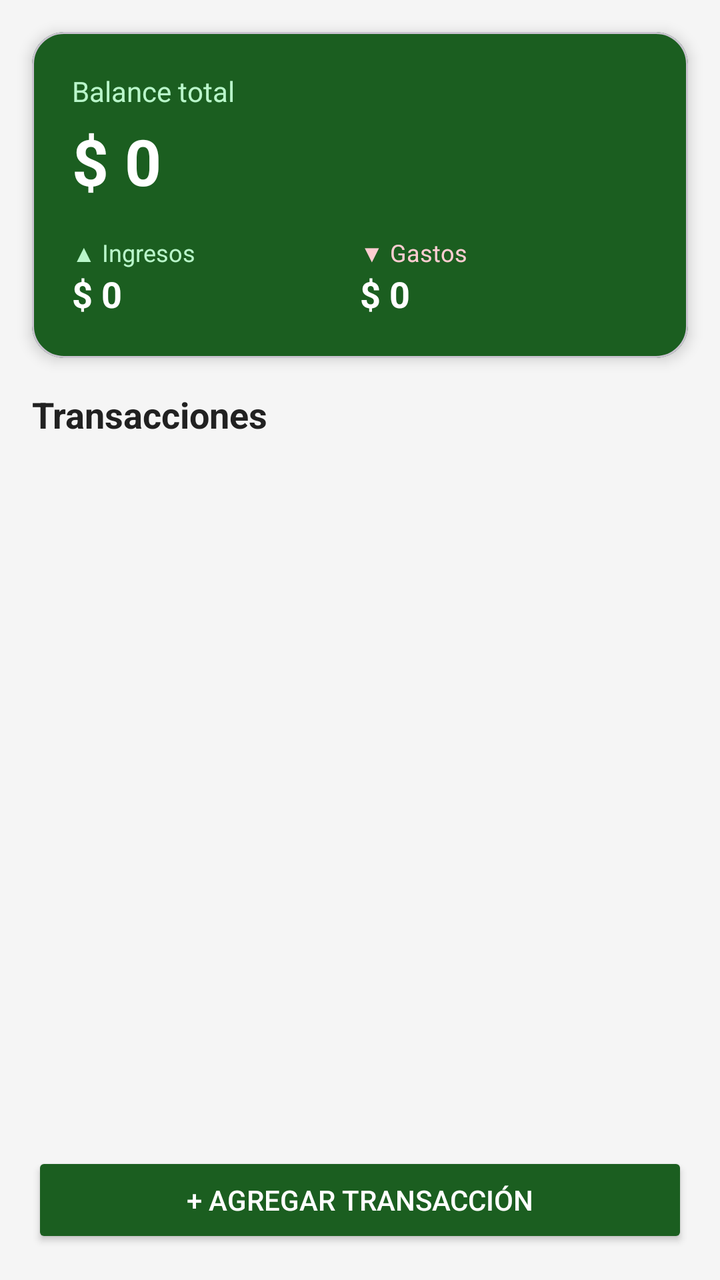
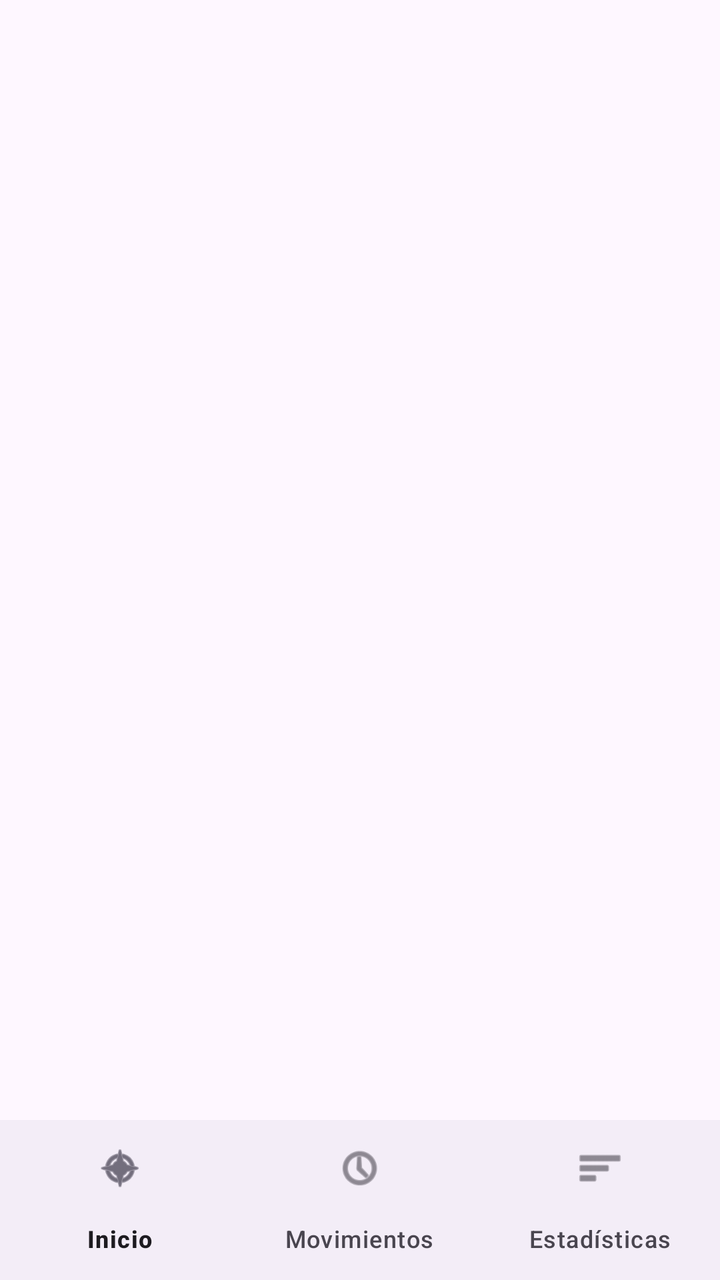

Compare the two renders of this Android layout. The source of the first and the diff that turns it into the second are given below.
<!-- AndroidManifest.xml: application theme Theme.MisFinanzas -->
<!-- res/layout/activity_main.xml -->
<?xml version="1.0" encoding="utf-8"?>
<LinearLayout
    xmlns:android="http://schemas.android.com/apk/res/android"
    xmlns:app="http://schemas.android.com/apk/res-auto"
    android:layout_width="match_parent"
    android:layout_height="match_parent"
    android:orientation="vertical"
    android:background="@color/gris_claro">

    
    <com.google.android.material.card.MaterialCardView
        android:layout_width="match_parent"
        android:layout_height="wrap_content"
        android:layout_margin="16dp"
        app:cardCornerRadius="16dp"
        app:cardElevation="4dp"
        app:cardBackgroundColor="@color/verde_primario">

        <LinearLayout
            android:layout_width="match_parent"
            android:layout_height="wrap_content"
            android:orientation="vertical"
            android:padding="20dp">

            <TextView
                android:layout_width="wrap_content"
                android:layout_height="wrap_content"
                android:text="Balance total"
                android:textSize="14sp"
                android:textColor="#B9F6CA" />

            <TextView
                android:id="@+id/tvBalance"
                android:layout_width="wrap_content"
                android:layout_height="wrap_content"
                android:text="$ 0"
                android:textSize="32sp"
                android:textStyle="bold"
                android:textColor="@color/blanco"
                android:layout_marginTop="4dp" />

            
            <LinearLayout
                android:layout_width="match_parent"
                android:layout_height="wrap_content"
                android:orientation="horizontal"
                android:layout_marginTop="16dp">

                <LinearLayout
                    android:layout_width="0dp"
                    android:layout_height="wrap_content"
                    android:layout_weight="1"
                    android:orientation="vertical">

                    <TextView
                        android:layout_width="wrap_content"
                        android:layout_height="wrap_content"
                        android:text="▲ Ingresos"
                        android:textSize="12sp"
                        android:textColor="#B9F6CA" />

                    <TextView
                        android:id="@+id/tvIngresos"
                        android:layout_width="wrap_content"
                        android:layout_height="wrap_content"
                        android:text="$ 0"
                        android:textSize="18sp"
                        android:textStyle="bold"
                        android:textColor="@color/blanco" />
                </LinearLayout>

                <LinearLayout
                    android:layout_width="0dp"
                    android:layout_height="wrap_content"
                    android:layout_weight="1"
                    android:orientation="vertical">

                    <TextView
                        android:layout_width="wrap_content"
                        android:layout_height="wrap_content"
                        android:text="▼ Gastos"
                        android:textSize="12sp"
                        android:textColor="#FFCDD2" />

                    <TextView
                        android:id="@+id/tvGastos"
                        android:layout_width="wrap_content"
                        android:layout_height="wrap_content"
                        android:text="$ 0"
                        android:textSize="18sp"
                        android:textStyle="bold"
                        android:textColor="@color/blanco" />
                </LinearLayout>
            </LinearLayout>
        </LinearLayout>
    </com.google.android.material.card.MaterialCardView>

    
    <LinearLayout
        android:layout_width="match_parent"
        android:layout_height="wrap_content"
        android:orientation="horizontal"
        android:paddingHorizontal="16dp"
        android:gravity="center_vertical">

        <TextView
            android:layout_width="0dp"
            android:layout_height="wrap_content"
            android:layout_weight="1"
            android:text="Transacciones"
            android:textSize="18sp"
            android:textStyle="bold"
            android:textColor="@color/negro_texto" />

        <TextView
            android:id="@+id/tvNumTransacciones"
            android:layout_width="wrap_content"
            android:layout_height="wrap_content"
            android:textSize="14sp"
            android:textColor="@color/gris_texto" />
    </LinearLayout>

    
    
    
    <androidx.recyclerview.widget.RecyclerView
        android:id="@+id/rvTransacciones"
        android:layout_width="match_parent"
        android:layout_height="0dp"
        android:layout_weight="1"
        android:layout_marginTop="8dp"
        android:clipToPadding="false"
        android:paddingBottom="80dp" />
    
    

    
    <Button
        android:id="@+id/btnAgregar"
        android:layout_width="match_parent"
        android:layout_height="wrap_content"
        android:text="+ Agregar transacción"
        android:layout_margin="16dp"
        android:backgroundTint="@color/verde_primario"
        android:textColor="@color/blanco"
        android:padding="12dp" />

</LinearLayout>
<!-- resources referenced by this layout -->
<resources>
  <color name="blanco">#FFFFFF</color>
  <color name="gris_claro">#F5F5F5</color>
  <color name="gris_texto">#666666</color>
  <color name="negro_texto">#212121</color>
  <color name="verde_primario">#1B5E20</color>
  <style name="Theme.MisFinanzas" parent="Base.Theme.MisFinanzas" />
  <style name="Base.Theme.MisFinanzas" parent="Theme.Material3.DayNight.NoActionBar">
          
          
      </style>
</resources>

<!-- the commit's change to res/layout/activity_main.xml (unified diff, before → after) -->
@@ -4,145 +4,25 @@
     xmlns:app="http://schemas.android.com/apk/res-auto"
     android:layout_width="match_parent"
     android:layout_height="match_parent"
-    android:orientation="vertical"
-    android:background="@color/gris_claro">
-
-    
-    <com.google.android.material.card.MaterialCardView
-        android:layout_width="match_parent"
-        android:layout_height="wrap_content"
-        android:layout_margin="16dp"
-        app:cardCornerRadius="16dp"
-        app:cardElevation="4dp"
-        app:cardBackgroundColor="@color/verde_primario">
-
-        <LinearLayout
-            android:layout_width="match_parent"
-            android:layout_height="wrap_content"
-            android:orientation="vertical"
-            android:padding="20dp">
-
-            <TextView
-                android:layout_width="wrap_content"
-                android:layout_height="wrap_content"
-                android:text="Balance total"
-                android:textSize="14sp"
-                android:textColor="#B9F6CA" />
-
-            <TextView
-                android:id="@+id/tvBalance"
-                android:layout_width="wrap_content"
-                android:layout_height="wrap_content"
-                android:text="$ 0"
-                android:textSize="32sp"
-                android:textStyle="bold"
-                android:textColor="@color/blanco"
-                android:layout_marginTop="4dp" />
-
-            
-            <LinearLayout
-                android:layout_width="match_parent"
-                android:layout_height="wrap_content"
-                android:orientation="horizontal"
-                android:layout_marginTop="16dp">
-
-                <LinearLayout
-                    android:layout_width="0dp"
-                    android:layout_height="wrap_content"
-                    android:layout_weight="1"
-                    android:orientation="vertical">
-
-                    <TextView
-                        android:layout_width="wrap_content"
-                        android:layout_height="wrap_content"
-                        android:text="▲ Ingresos"
-                        android:textSize="12sp"
-                        android:textColor="#B9F6CA" />
-
-                    <TextView
-                        android:id="@+id/tvIngresos"
-                        android:layout_width="wrap_content"
-                        android:layout_height="wrap_content"
-                        android:text="$ 0"
-                        android:textSize="18sp"
-                        android:textStyle="bold"
-                        android:textColor="@color/blanco" />
-                </LinearLayout>
-
-                <LinearLayout
-                    android:layout_width="0dp"
-                    android:layout_height="wrap_content"
-                    android:layout_weight="1"
-                    android:orientation="vertical">
-
-                    <TextView
-                        android:layout_width="wrap_content"
-                        android:layout_height="wrap_content"
-                        android:text="▼ Gastos"
-                        android:textSize="12sp"
-                        android:textColor="#FFCDD2" />
-
-                    <TextView
-                        android:id="@+id/tvGastos"
-                        android:layout_width="wrap_content"
-                        android:layout_height="wrap_content"
-                        android:text="$ 0"
-                        android:textSize="18sp"
-                        android:textStyle="bold"
-                        android:textColor="@color/blanco" />
-                </LinearLayout>
-            </LinearLayout>
-        </LinearLayout>
-    </com.google.android.material.card.MaterialCardView>
-
-    
-    <LinearLayout
-        android:layout_width="match_parent"
-        android:layout_height="wrap_content"
-        android:orientation="horizontal"
-        android:paddingHorizontal="16dp"
-        android:gravity="center_vertical">
-
-        <TextView
-            android:layout_width="0dp"
-            android:layout_height="wrap_content"
-            android:layout_weight="1"
-            android:text="Transacciones"
-            android:textSize="18sp"
-            android:textStyle="bold"
-            android:textColor="@color/negro_texto" />
-
-        <TextView
-            android:id="@+id/tvNumTransacciones"
-            android:layout_width="wrap_content"
-            android:layout_height="wrap_content"
-            android:textSize="14sp"
-            android:textColor="@color/gris_texto" />
-    </LinearLayout>
+    android:orientation="vertical">
 
     
     
     
-    <androidx.recyclerview.widget.RecyclerView
-        android:id="@+id/rvTransacciones"
+    <FrameLayout
+        android:id="@+id/fragmentContainer"
         android:layout_width="match_parent"
         android:layout_height="0dp"
-        android:layout_weight="1"
-        android:layout_marginTop="8dp"
-        android:clipToPadding="false"
-        android:paddingBottom="80dp" />
+        android:layout_weight="1" />
+
     
     
-
-    
-    <Button
-        android:id="@+id/btnAgregar"
+    <com.google.android.material.bottomnavigation.BottomNavigationView
+        android:id="@+id/bottomNav"
         android:layout_width="match_parent"
         android:layout_height="wrap_content"
-        android:text="+ Agregar transacción"
-        android:layout_margin="16dp"
-        android:backgroundTint="@color/verde_primario"
-        android:textColor="@color/blanco"
-        android:padding="12dp" />
+        app:menu="@menu/bottom_menu"
+        app:labelVisibilityMode="labeled" />
+    
 
 </LinearLayout>
<!-- resource entries referenced after the edit -->
@@ -1,10 +1,5 @@
 <!-- resources referenced by this layout -->
 <resources>
-  <color name="blanco">#FFFFFF</color>
-  <color name="gris_claro">#F5F5F5</color>
-  <color name="gris_texto">#666666</color>
-  <color name="negro_texto">#212121</color>
-  <color name="verde_primario">#1B5E20</color>
   <style name="Theme.MisFinanzas" parent="Base.Theme.MisFinanzas" />
   <style name="Base.Theme.MisFinanzas" parent="Theme.Material3.DayNight.NoActionBar">
           
